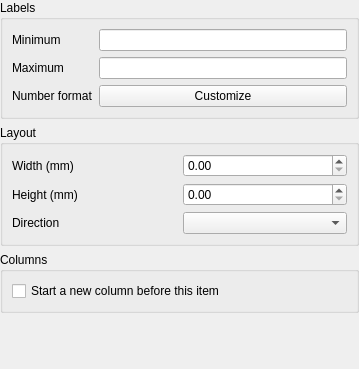
The window that src/ui/qgscolorramplegendnodewidgetbase.ui (carsmie/QGIS) describes before a commit, drawn with Qt 5.
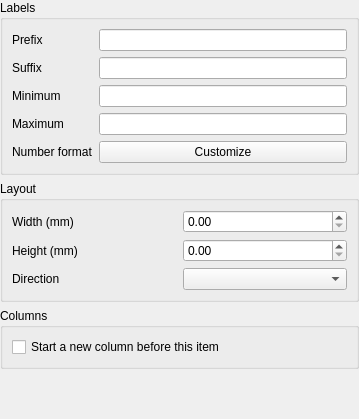
The same window after the commit. Custom widgets are drawn as their Qt base class.

Commit message: Prefix/suffix support, ensure correct size determination of legend text

```diff
--- a/src/ui/qgscolorramplegendnodewidgetbase.ui
+++ b/src/ui/qgscolorramplegendnodewidgetbase.ui
@@ -7,7 +7,7 @@
     <x>0</x>
     <y>0</y>
     <width>359</width>
-    <height>369</height>
+    <height>419</height>
    </rect>
   </property>
   <property name="windowTitle">
@@ -32,27 +32,34 @@
       <string>Labels</string>
      </property>
      <layout class="QGridLayout" name="gridLayout">
-      <item row="1" column="0">
+      <item row="3" column="0">
        <widget class="QLabel" name="label_2">
         <property name="text">
          <string>Maximum</string>
         </property>
        </widget>
       </item>
-      <item row="1" column="1">
+      <item row="2" column="1">
+       <widget class="QgsFilterLineEdit" name="mMinLabelLineEdit"/>
+      </item>
+      <item row="0" column="0">
+       <widget class="QLabel" name="label_4">
+        <property name="text">
+         <string>Prefix</string>
+        </property>
+       </widget>
+      </item>
+      <item row="3" column="1">
        <widget class="QgsFilterLineEdit" name="mMaxLabelLineEdit"/>
       </item>
-      <item row="0" column="0">
+      <item row="2" column="0">
        <widget class="QLabel" name="label">
         <property name="text">
          <string>Minimum</string>
         </property>
        </widget>
       </item>
-      <item row="0" column="1">
-       <widget class="QgsFilterLineEdit" name="mMinLabelLineEdit"/>
-      </item>
-      <item row="2" column="0">
+      <item row="4" column="0">
        <widget class="QLabel" name="mUnitLabelLabel_2">
         <property name="text">
          <string>Number format</string>
@@ -62,13 +69,26 @@
         </property>
        </widget>
       </item>
-      <item row="2" column="1">
+      <item row="4" column="1">
        <widget class="QPushButton" name="mNumberFormatPushButton">
         <property name="text">
          <string>Customize</string>
         </property>
        </widget>
       </item>
+      <item row="1" column="0">
+       <widget class="QLabel" name="label_5">
+        <property name="text">
+         <string>Suffix</string>
+        </property>
+       </widget>
+      </item>
+      <item row="0" column="1">
+       <widget class="QgsFilterLineEdit" name="mPrefixLineEdit"/>
+      </item>
+      <item row="1" column="1">
+       <widget class="QgsFilterLineEdit" name="mSuffixLineEdit"/>
+      </item>
      </layout>
     </widget>
    </item>
```
Left out of the diff: 2 changed lines with no effect on the pictures. The commit also changes 8 other files.
